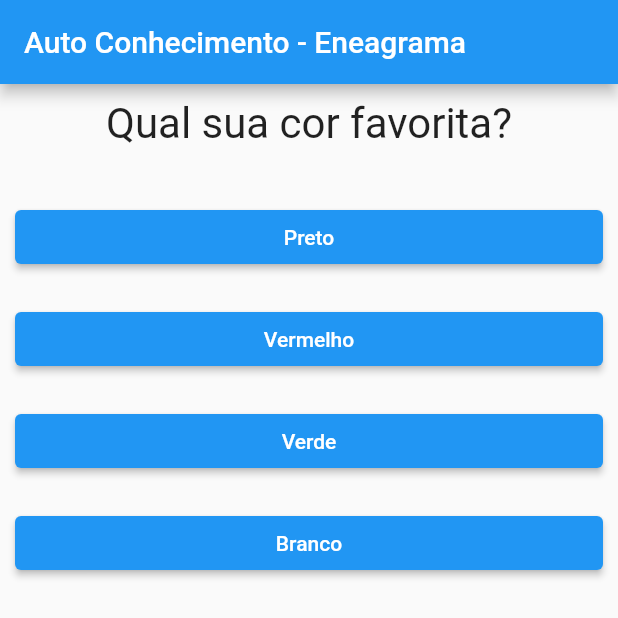
After one commit to danilovalerio/eneaautoconhecimento, a Flutter app: the screen it shows after launch, on a phone screen of 412 x 824 dp, the top half of it. The commit adds this screen. Run offline on Flutter 3.47's test engine with Material 2 defaults, Android fonts, the phone set to English and light mode, and no system bars; missing offline and left inert: dart:html.

Commit message:
Widget Quiz - Questionario v1

```diff
--- /dev/null
+++ b/lib/answers_widget.dart
@@ -0,0 +1,21 @@
+import 'package:eneaautoconhecimento/response_question.dart';
+import 'package:flutter/material.dart';
+
+class AnswersWidget extends StatelessWidget {
+  final List<String> answers;
+  final void Function() itemSelecionado;
+
+  const AnswersWidget({Key? key, required this.answers, required this.itemSelecionado}) : super(key: key);
+
+  @override
+  Widget build(BuildContext context) {
+    return Column(
+      children: [
+        ...answers
+            .map((item) => ResponseQuestionWidget(
+                texto: item, quandoSelecionado: itemSelecionado))
+            .toList(),
+      ],
+    );
+  }
+}
--- a/lib/main.dart
+++ b/lib/main.dart
@@ -1,4 +1,5 @@
 import 'package:eneaautoconhecimento/question.dart';
+import 'package:eneaautoconhecimento/quiz_widget.dart';
 import 'package:eneaautoconhecimento/response_question.dart';
 import 'package:eneaautoconhecimento/result_widget.dart';
 import 'package:flutter/material.dart';
@@ -20,7 +21,7 @@ class _AutoConhecimentoEneaAppState extends State<AutoConhecimentoEneaApp> {
 
   bool get temPerguntaSelecionada {
     print("$_perguntaSelecionada é menor que ${_perguntas.length}");
-    return (_perguntaSelecionada+1 < _perguntas.length);
+    return (_perguntaSelecionada + 1 < _perguntas.length);
   }
 
   /// Exemplo em json do Objeto
@@ -81,25 +82,29 @@ class _AutoConhecimentoEneaAppState extends State<AutoConhecimentoEneaApp> {
             title: Text('Auto Conhecimento - Eneagrama'),
           ),
           body: temPerguntaSelecionada
-            ? Column(
-                children: [
-                  QuestionWidget(
-                      texto:
-                          _perguntas[_perguntaSelecionada]['texto'].toString()),
-                  SizedBox(height: 15),
-                  //TODO: Criar widget resposta
-                  // for (String textoResp in perguntas[_perguntaSelecionada].cast()['respostas']) {
-                  //   respostas.add(ResponseQuestionWidget(texto: textoResp, quandoSelecionado: _responder))
-                  // }
-                  ///... Operador spread que coloca os elementos da lista respostas
-                  ...respostas
-                      .map((item) => ResponseQuestionWidget(
-                          texto: item, quandoSelecionado: _responder))
-                      .toList(),
-                ],
-              )
+              ? QuizWidget(
+              titleQuestion: _perguntas[_perguntaSelecionada]['texto']
+                  .toString(),
+              optionsAnswers: respostas,
+              itemSelecionado: _responder)
+          // Column(
+          //         children: [
+          //           QuestionWidget(
+          //               texto:
+          //                   _perguntas[_perguntaSelecionada]['texto'].toString()),
+          //           SizedBox(height: 15),
+          //           //TODO: Criar widget resposta
+          //           // for (String textoResp in perguntas[_perguntaSelecionada].cast()['respostas']) {
+          //           //   respostas.add(ResponseQuestionWidget(texto: textoResp, quandoSelecionado: _responder))
+          //           // }
+          //           ///... Operador spread que coloca os elementos da lista respostas
+          //           ...respostas
+          //               .map((item) => ResponseQuestionWidget(
+          //                   texto: item, quandoSelecionado: _responder))
+          //               .toList(),
+          //         ],
+          //       )
               : const ResultWidget(),
-      ),
-    );
+    ),);
   }
 }
--- /dev/null
+++ b/lib/quiz_widget.dart
@@ -0,0 +1,27 @@
+import 'package:eneaautoconhecimento/answers_widget.dart';
+import 'package:eneaautoconhecimento/question.dart';
+import 'package:flutter/material.dart';
+
+class QuizWidget extends StatelessWidget {
+  final String titleQuestion;
+  final List<String> optionsAnswers;
+  final void Function() itemSelecionado;
+
+  const QuizWidget({
+    Key? key,
+    required  this.titleQuestion,
+    required this.optionsAnswers,
+    required this.itemSelecionado,
+  }) : super(key: key);
+
+  @override
+  Widget build(BuildContext context) {
+    return Column(
+      children: <Widget>[
+        QuestionWidget(texto: titleQuestion),
+        SizedBox(height: 15),
+        AnswersWidget(answers: optionsAnswers, itemSelecionado: itemSelecionado,),
+      ],
+    );
+  }
+}
```
Lines whose indentation alone changed are shown as unchanged.
